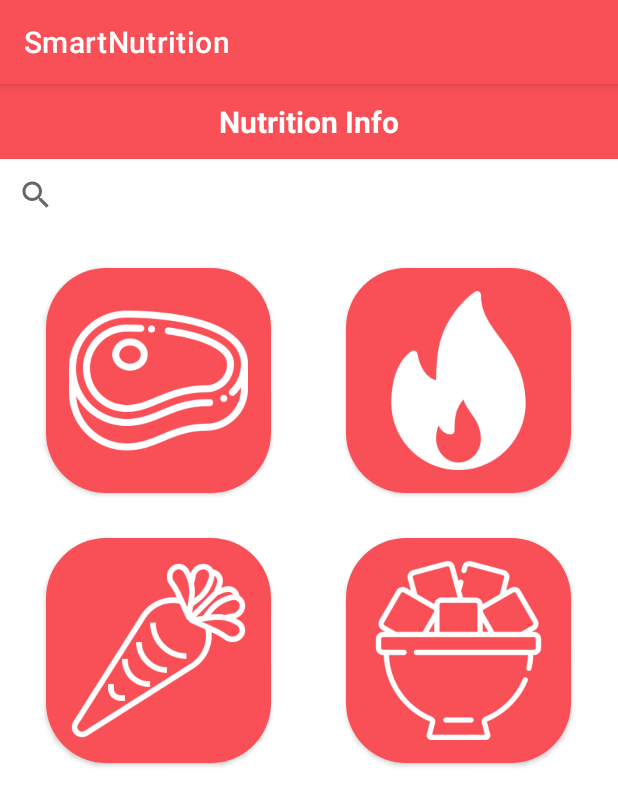
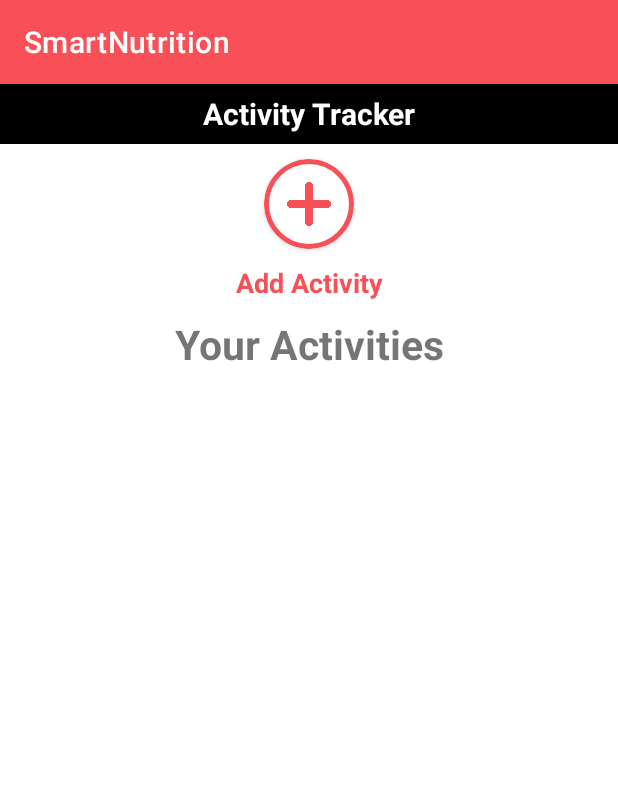
Before and after one commit to SmartNutrition11/smartnutrition, an Android app: the CalorieCounterActivity screen opened directly, with no data from a screen before it, on a phone screen of 412 x 824 dp. Shown: the top 806 px of the screen. Run offline under Robolectric (Android 15) with nearby library versions, the phone set to English and light mode, and no system bars.

Commit message:
Added Activity Tracker UI and a few functionality.

```diff
--- a/app/src/main/AndroidManifest.xml
+++ b/app/src/main/AndroidManifest.xml
@@ -1,7 +1,6 @@
 <?xml version="1.0" encoding="utf-8"?>
 <manifest xmlns:android="http://schemas.android.com/apk/res/android"
     package="edu.uc.mille5bm.smartnutrition">
-    <uses-permission android:name="android.permission.INTERNET"></uses-permission>
     <application
         android:allowBackup="true"
         android:icon="@mipmap/ic_launcher"
@@ -9,7 +8,7 @@
         android:roundIcon="@mipmap/ic_launcher_round"
         android:supportsRtl="true"
         android:theme="@style/Theme.SmartNutrition">
-        <activity android:name=".HealthTrackerActivity"></activity>
+        <activity android:name=".BMIActivity"></activity>
         <activity android:name=".CalorieCounterActivity" />
         <activity android:name=".NutritionInfoActivity" />
         <activity android:name=".MainActivity">
--- a/app/src/main/java/edu/uc/mille5bm/smartnutrition/CalorieCounterActivity.kt
+++ b/app/src/main/java/edu/uc/mille5bm/smartnutrition/CalorieCounterActivity.kt
@@ -1,11 +1,35 @@
+/**This will allow user to enter their activity**/
 package edu.uc.mille5bm.smartnutrition
 
 import android.os.Bundle
+import android.view.View
+import android.widget.ArrayAdapter
+import android.widget.EditText
 import androidx.appcompat.app.AppCompatActivity
 
 class CalorieCounterActivity: AppCompatActivity() {
     override fun onCreate(savedInstanceState: Bundle?) {
         super.onCreate(savedInstanceState)
-        setContentView(R.layout.activity_nutrition_info)
+        setContentView(R.layout.activity_tracker)
+        var listItems = ArrayList<String>()
+        var adapter: ArrayAdapter<String>? = null
+        var clickCounter = 0
+
+        adapter = ArrayAdapter(this,
+                android.R.layout.simple_list_item_1,
+                listItems)
+    }
+    fun addItems(v: View?) {
+
+        findViewById<View>(R.id.llAddActivity).visibility = View.VISIBLE
+    }
+    fun submit(v: View?) {
+        findViewById<View>(R.id.llAddActivity).visibility = View.GONE
+        var ed1 = findViewById<EditText>(R.id.etName)
+        val ed2 = findViewById<EditText>(R.id.etCal)
+        //listItems.add(ed1.text.toString() + ",  Calories Burned: " + ed2.text)
+      //  adapter!!.notifyDataSetChanged()
+        ed1.setText("")
+        ed2.setText("")
     }
 }
--- a/app/src/main/res/layout/activity_nutrition_info.xml
+++ b/app/src/main/res/layout/activity_nutrition_info.xml
@@ -5,14 +5,14 @@
     android:layout_width="match_parent"
     android:layout_height="match_parent"
     android:orientation="vertical"
-    tools:context=".MainActivity">
+    tools:context=".NutritionInfoActivity">
 
 
     <TextView
         android:id="@+id/textView2"
         android:layout_width="match_parent"
         android:layout_height="50dp"
-        android:background="@color/themeColor"
+        android:background="@color/black"
         android:gravity="center"
         android:text="Nutrition Info"
         android:textColor="@color/white"
@@ -28,93 +28,6 @@
         android:layout_width="match_parent"
         android:layout_height="wrap_content"
         android:gravity="center">
-
-        <androidx.cardview.widget.CardView
-            android:layout_width="150dp"
-            android:layout_height="150dp"
-            android:layout_centerHorizontal="true"
-            android:layout_marginTop="20dp"
-            android:layout_marginRight="50dp"
-            android:layout_marginBottom="10dp"
-            android:elevation="12dp"
-            app:cardCornerRadius="40dp">
-
-            <ImageView
-                android:layout_width="match_parent"
-                android:layout_height="150dp"
-                android:background="@color/themeColor"
-                android:padding="15dp"
-                android:scaleType="centerCrop"
-                android:src="@drawable/meat" />
-        </androidx.cardview.widget.CardView>
-
-
-        <androidx.cardview.widget.CardView
-            android:layout_width="150dp"
-            android:layout_height="150dp"
-            android:layout_centerHorizontal="true"
-            android:layout_gravity="center"
-            android:layout_marginTop="20dp"
-            android:layout_marginBottom="10dp"
-            android:elevation="12dp"
-            app:cardCornerRadius="40dp">
-
-            <ImageView
-                android:layout_width="match_parent"
-                android:layout_height="150dp"
-                android:background="@color/themeColor"
-                android:padding="15dp"
-                android:scaleType="centerCrop"
-                android:src="@drawable/fire" />
-        </androidx.cardview.widget.CardView>
     </LinearLayout>
 
-
-    <LinearLayout
-        android:layout_width="match_parent"
-        android:layout_height="wrap_content"
-        android:gravity="center">
-
-        <androidx.cardview.widget.CardView
-            android:layout_width="150dp"
-            android:layout_height="150dp"
-            android:layout_centerHorizontal="true"
-            android:layout_marginTop="20dp"
-            android:layout_marginRight="50dp"
-            android:layout_marginBottom="10dp"
-            android:elevation="12dp"
-            app:cardCornerRadius="40dp">
-
-            <ImageView
-                android:id="@+id/imageView1"
-                android:layout_width="match_parent"
-                android:layout_height="150dp"
-                android:background="@color/themeColor"
-                android:padding="15dp"
-                android:scaleType="centerCrop"
-                android:src="@drawable/carrot" />
-        </androidx.cardview.widget.CardView>
-
-
-        <androidx.cardview.widget.CardView
-            android:layout_width="150dp"
-            android:layout_height="150dp"
-            android:layout_centerHorizontal="true"
-            android:layout_gravity="center"
-            android:layout_marginTop="20dp"
-            android:layout_marginBottom="10dp"
-            android:elevation="12dp"
-            app:cardCornerRadius="40dp">
-
-            <ImageView
-                android:layout_width="match_parent"
-                android:layout_height="150dp"
-                android:background="@color/themeColor"
-                android:padding="15dp"
-                android:scaleType="centerCrop"
-                android:src="@drawable/sugar" />
-        </androidx.cardview.widget.CardView>
-    </LinearLayout>
-
-
 </LinearLayout>
--- /dev/null
+++ b/app/src/main/res/layout/activity_tracker.xml
@@ -0,0 +1,126 @@
+<?xml version="1.0" encoding="utf-8"?>
+<RelativeLayout xmlns:android="http://schemas.android.com/apk/res/android"
+    xmlns:app="http://schemas.android.com/apk/res-auto"
+    xmlns:tools="http://schemas.android.com/tools"
+    android:layout_width="match_parent"
+    android:layout_height="match_parent"
+    android:orientation="vertical"
+    tools:context=".CalorieCounterActivity">
+
+    <LinearLayout xmlns:android="http://schemas.android.com/apk/res/android"
+        android:id="@+id/llAddActivity"
+        android:layout_width="match_parent"
+        android:layout_height="match_parent"
+        android:background="#D6A40E"
+        android:gravity="center_horizontal"
+        android:orientation="vertical"
+        android:elevation="2dp"
+        android:clickable="true"
+        android:padding="20dp"
+        android:visibility="gone">
+
+        <TextView
+            android:layout_width="match_parent"
+            android:layout_height="wrap_content"
+            android:layout_gravity="center"
+            android:layout_marginTop="30dp"
+            android:layout_marginBottom="50dp"
+            android:gravity="center"
+            android:text=" Add Activity"
+            android:textSize="30dp"
+            android:textStyle="bold" />
+
+        <EditText
+            android:id="@+id/etName"
+            android:layout_width="fill_parent"
+            android:layout_height="wrap_content"
+            android:gravity="top"
+            android:hint="Please enter activity name"
+            android:scrollbars="vertical"
+            android:singleLine="true" />
+
+
+        <EditText
+            android:id="@+id/etCal"
+            android:layout_width="fill_parent"
+            android:layout_height="wrap_content"
+            android:gravity="top"
+            android:hint="Please enter calories burned"
+            android:inputType="number"
+            android:scrollbars="vertical"
+            android:singleLine="true" />
+
+        <Button
+            android:id="@+id/submit"
+            android:layout_width="match_parent"
+            android:layout_height="wrap_content"
+            android:layout_margin="30dp"
+            android:onClick="submit"
+            android:singleLine="true"
+            android:text="Submit" />
+    </LinearLayout>
+
+    <LinearLayout
+        android:layout_width="match_parent"
+        android:layout_height="wrap_content"
+        android:orientation="vertical">
+
+        <TextView
+            android:id="@+id/textView2"
+            android:layout_width="match_parent"
+            android:layout_height="40dp"
+            android:background="@color/black"
+            android:gravity="center"
+            android:text="Activity Tracker"
+            android:textColor="@color/white"
+            android:textSize="20dp"
+            android:textStyle="bold" />
+        <androidx.cardview.widget.CardView
+            android:layout_width="60dp"
+            android:layout_height="60dp"
+            android:layout_centerHorizontal="true"
+            android:layout_gravity="center"
+            android:layout_marginTop="10dp"
+            android:layout_marginBottom="10dp"
+            android:elevation="12dp"
+            app:cardCornerRadius="40dp">
+
+            <ImageView
+                android:layout_width="match_parent"
+                android:layout_height="60dp"
+                android:background="@drawable/circle"
+                android:padding="15dp"
+                android:onClick="addItems"
+                android:scaleType="centerCrop"
+                android:src="@drawable/add_orange" />
+        </androidx.cardview.widget.CardView>
+
+        <TextView
+            android:layout_width="300dp"
+            android:layout_height="wrap_content"
+            android:layout_gravity="center"
+            android:gravity="center"
+            android:text="Add Activity"
+            android:textColor="@color/themeColor"
+            android:textSize="18dp"
+            android:textStyle="bold" />
+        <TextView
+            android:layout_width="200dp"
+            android:textSize="27dp"
+            android:layout_gravity="center"
+            android:textStyle="bold"
+            android:gravity="center"
+            android:layout_margin="10dp"
+            android:layout_height="wrap_content"
+            android:text="Your Activities" />
+
+        <ListView
+            android:id="@android:id/list"
+            android:layout_width="wrap_content"
+            android:layout_height="wrap_content"
+            android:drawSelectorOnTop="false"
+            />
+
+    </LinearLayout>
+
+</RelativeLayout>
```
Also changed, not shown: app/src/main/java/edu/uc/mille5bm/smartnutrition/HealthTrackerActivity.kt (deleted, +0 -10 lines), app/src/main/res/layout/activity_calories_counter.xml (deleted, +0 -100 lines), app/src/main/res/layout/activity_health_tracker.xml (deleted, +0 -99 lines), app/src/main/res/layout/activity_main.xml (+3 -16 lines).
